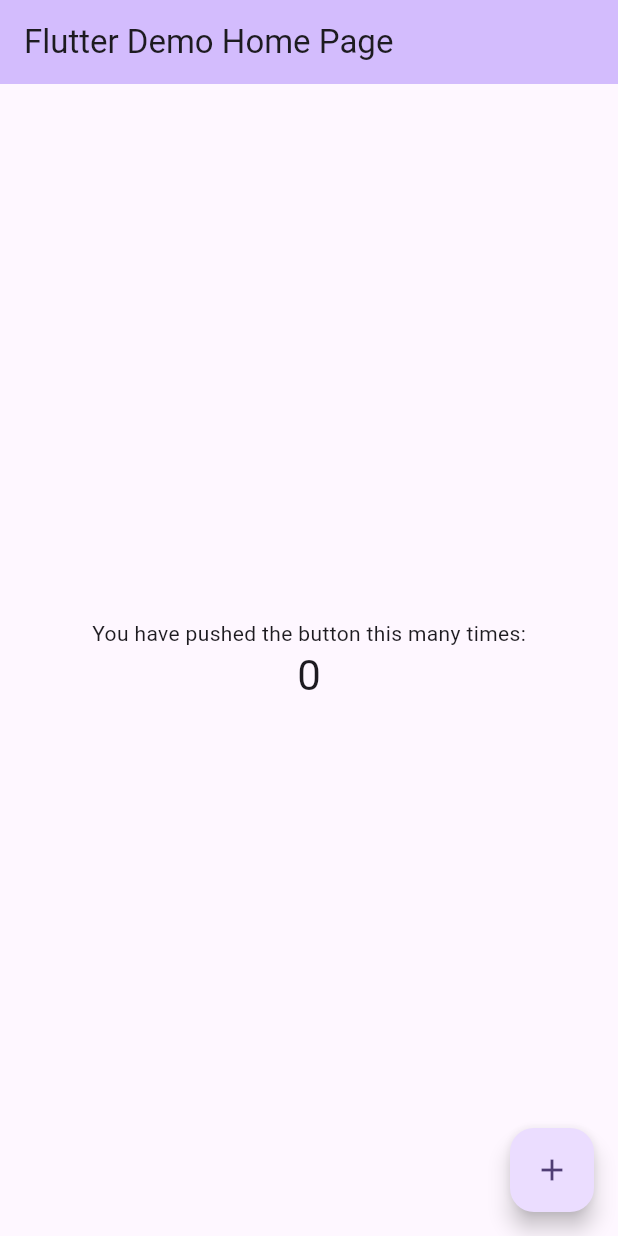
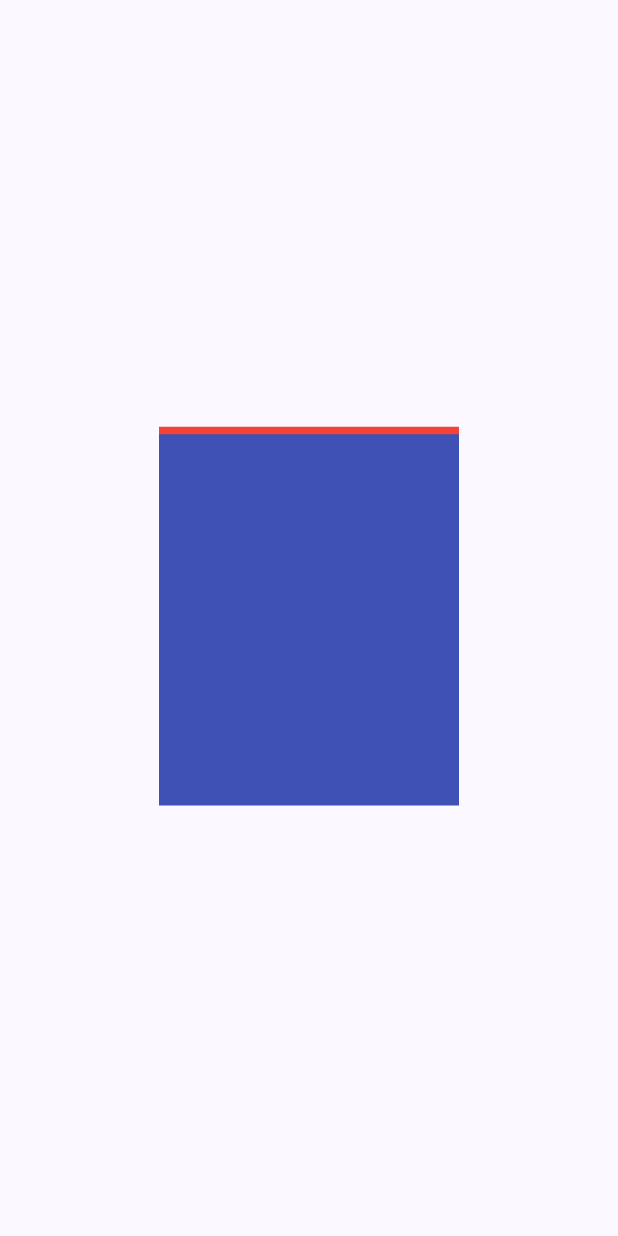
Before and after one commit to Utsa05/Custom-Paint-Flutter, a Flutter app: the screen it shows after launch, on a phone screen of 412 x 824 dp. Run offline on Flutter 3.47's test engine with Material 3 defaults, Android fonts, the phone set to English and light mode, and no system bars.

Commit message:
simple line

```diff
--- a/lib/main.dart
+++ b/lib/main.dart
@@ -1,4 +1,5 @@
 import 'package:flutter/material.dart';
+import 'package:flutter_custom_paint/simple-line.dart';
 
 void main() {
   runApp(const MyApp());
@@ -11,115 +12,12 @@ class MyApp extends StatelessWidget {
   @override
   Widget build(BuildContext context) {
     return MaterialApp(
-      title: 'Flutter Demo',
+      title: 'Custom Paint',
       theme: ThemeData(
-        // This is the theme of your application.
-        //
-        // TRY THIS: Try running your application with "flutter run". You'll see
-        // the application has a blue toolbar. Then, without quitting the app,
-        // try changing the seedColor in the colorScheme below to Colors.green
-        // and then invoke "hot reload" (save your changes or press the "hot
-        // reload" button in a Flutter-supported IDE, or press "r" if you used
-        // the command line to start the app).
-        //
-        // Notice that the counter didn't reset back to zero; the application
-        // state is not lost during the reload. To reset the state, use hot
-        // restart instead.
-        //
-        // This works for code too, not just values: Most code changes can be
-        // tested with just a hot reload.
-        colorScheme: ColorScheme.fromSeed(seedColor: Colors.deepPurple),
+        colorScheme: ColorScheme.fromSeed(seedColor: Colors.indigoAccent),
         useMaterial3: true,
       ),
-      home: const MyHomePage(title: 'Flutter Demo Home Page'),
+      home: const SimpleLine(),
     );
   }
 }
-
-class MyHomePage extends StatefulWidget {
-  const MyHomePage({super.key, required this.title});
-
-  // This widget is the home page of your application. It is stateful, meaning
-  // that it has a State object (defined below) that contains fields that affect
-  // how it looks.
-
-  // This class is the configuration for the state. It holds the values (in this
-  // case the title) provided by the parent (in this case the App widget) and
-  // used by the build method of the State. Fields in a Widget subclass are
-  // always marked "final".
-
-  final String title;
-
-  @override
-  State<MyHomePage> createState() => _MyHomePageState();
-}
-
-class _MyHomePageState extends State<MyHomePage> {
-  int _counter = 0;
-
-  void _incrementCounter() {
-    setState(() {
-      // This call to setState tells the Flutter framework that something has
-      // changed in this State, which causes it to rerun the build method below
-      // so that the display can reflect the updated values. If we changed
-      // _counter without calling setState(), then the build method would not be
-      // called again, and so nothing would appear to happen.
-      _counter++;
-    });
-  }
-
-  @override
-  Widget build(BuildContext context) {
-    // This method is rerun every time setState is called, for instance as done
-    // by the _incrementCounter method above.
-    //
-    // The Flutter framework has been optimized to make rerunning build methods
-    // fast, so that you can just rebuild anything that needs updating rather
-    // than having to individually change instances of widgets.
-    return Scaffold(
-      appBar: AppBar(
-        // TRY THIS: Try changing the color here to a specific color (to
-        // Colors.amber, perhaps?) and trigger a hot reload to see the AppBar
-        // change color while the other colors stay the same.
-        backgroundColor: Theme.of(context).colorScheme.inversePrimary,
-        // Here we take the value from the MyHomePage object that was created by
-        // the App.build method, and use it to set our appbar title.
-        title: Text(widget.title),
-      ),
-      body: Center(
-        // Center is a layout widget. It takes a single child and positions it
-        // in the middle of the parent.
-        child: Column(
-          // Column is also a layout widget. It takes a list of children and
-          // arranges them vertically. By default, it sizes itself to fit its
-          // children horizontally, and tries to be as tall as its parent.
-          //
-          // Column has various properties to control how it sizes itself and
-          // how it positions its children. Here we use mainAxisAlignment to
-          // center the children vertically; the main axis here is the vertical
-          // axis because Columns are vertical (the cross axis would be
-          // horizontal).
-          //
-          // TRY THIS: Invoke "debug painting" (choose the "Toggle Debug Paint"
-          // action in the IDE, or press "p" in the console), to see the
-          // wireframe for each widget.
-          mainAxisAlignment: MainAxisAlignment.center,
-          children: <Widget>[
-            const Text(
-              'You have pushed the button this many times:',
-            ),
-            Text(
-              '$_counter',
-              style: Theme.of(context).textTheme.headlineMedium,
-            ),
-          ],
-        ),
-      ),
-      floatingActionButton: FloatingActionButton(
-        onPressed: _incrementCounter,
-        tooltip: 'Increment',
-        child: const Icon(Icons.add),
-      ), // This trailing comma makes auto-formatting nicer for build methods.
-    );
-  }
-}
--- /dev/null
+++ b/lib/simple-line.dart
@@ -0,0 +1,35 @@
+import 'package:flutter/material.dart';
+
+class SimpleLine extends StatelessWidget {
+  const SimpleLine({super.key});
+
+  @override
+  Widget build(BuildContext context) {
+    return Scaffold(
+      body: Center(
+        child: Container(
+          color: Colors.indigo.shade500,
+          child: CustomPaint(
+            painter: MyPainter(),
+            size: const Size(200, 250),
+          ),
+        ),
+      ),
+    );
+  }
+}
+
+class MyPainter extends CustomPainter {
+  @override
+  void paint(Canvas canvas, Size size) {
+    Paint paint = Paint();
+    paint.strokeWidth = 5;
+    paint.color = Colors.red;
+    canvas.drawLine(Offset.zero, Offset(size.width, 0), paint);
+  }
+
+  @override
+  bool shouldRepaint(covariant CustomPainter oldDelegate) {
+    return false;
+  }
+}
```
